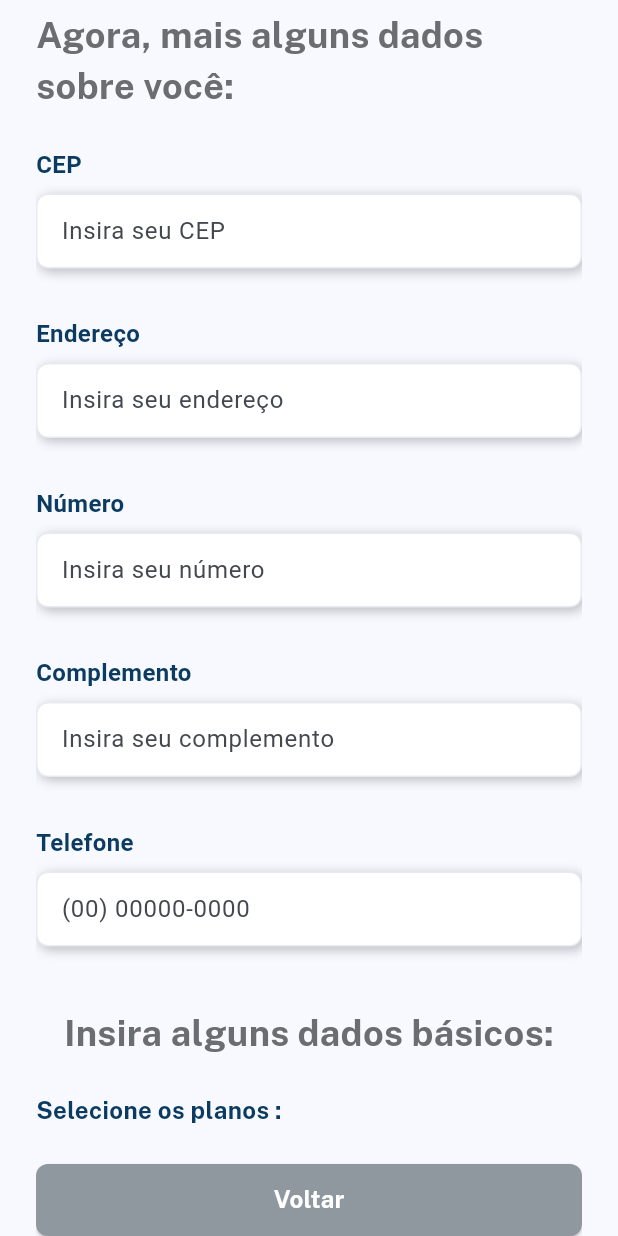
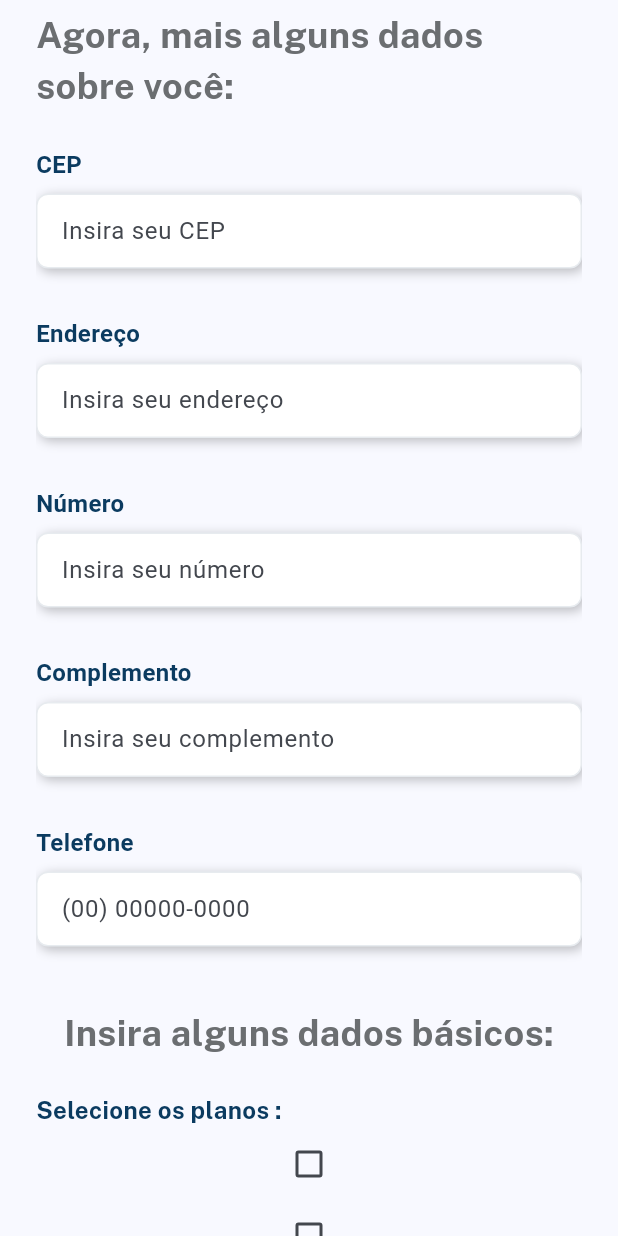
Before and after one commit to otaviohenrique1/voll_med, a Flutter app: the Cadastro screen opened directly, scrolled down 576 dp, on a phone screen of 412 x 824 dp. Run offline on Flutter 3.47's test engine with Material 2 defaults, Android fonts, the phone set to English and light mode, and no system bars; our stand-ins replace mask_text_input_formatter.

Commit message:
commit 18

```diff
--- a/lib/pages/cadastro.dart
+++ b/lib/pages/cadastro.dart
@@ -46,6 +46,8 @@ class _CadastroState extends State<Cadastro> {
     _telefoneController.dispose();
     super.dispose();
   }
+
+  bool isChecked = false;
 
   @override
   Widget build(BuildContext context) {
@@ -198,16 +200,16 @@ class _CadastroState extends State<Cadastro> {
  *
  *
  */
-                  const Column(
+                  Column(
                     children: [
-                      SizedBox(height: 24),
-                      Titulo(
+                      const SizedBox(height: 24),
+                      const Titulo(
                         titulo: "Insira alguns dados básicos:",
                         color: cinza3,
                         alignment: Alignment.center,
                       ),
-                      SizedBox(height: 24),
-                      Align(
+                      const SizedBox(height: 24),
+                      const Align(
                         alignment: Alignment.centerLeft,
                         child: Text(
                           "Selecione os planos :",
@@ -218,6 +220,33 @@ class _CadastroState extends State<Cadastro> {
                             fontWeight: fontWeightBold,
                           ),
                         ),
+                      ),
+                      Checkbox(
+                        checkColor: Colors.white,
+                        value: isChecked,
+                        onChanged: (bool? value) {
+                          setState(() {
+                            isChecked = value!;
+                          });
+                        },
+                      ),
+                      Checkbox(
+                        checkColor: Colors.white,
+                        value: isChecked,
+                        onChanged: (bool? value) {
+                          setState(() {
+                            isChecked = value!;
+                          });
+                        },
+                      ),
+                      Checkbox(
+                        checkColor: Colors.white,
+                        value: isChecked,
+                        onChanged: (bool? value) {
+                          setState(() {
+                            isChecked = value!;
+                          });
+                        },
                       ),
                     ],
                   ),
```
